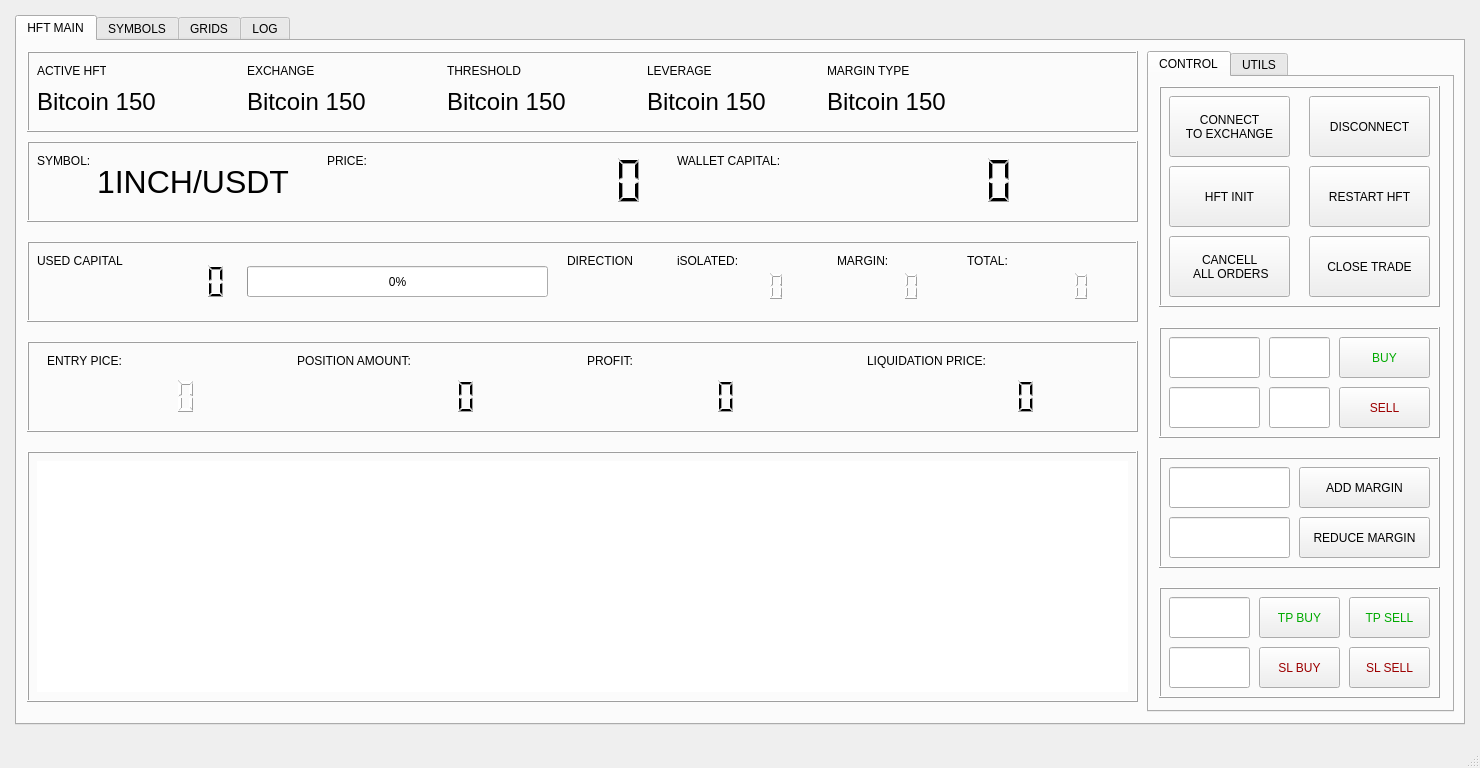
First picture: the form in main2.ui, repository ShabbirHasan1/hft_python, before the edit.
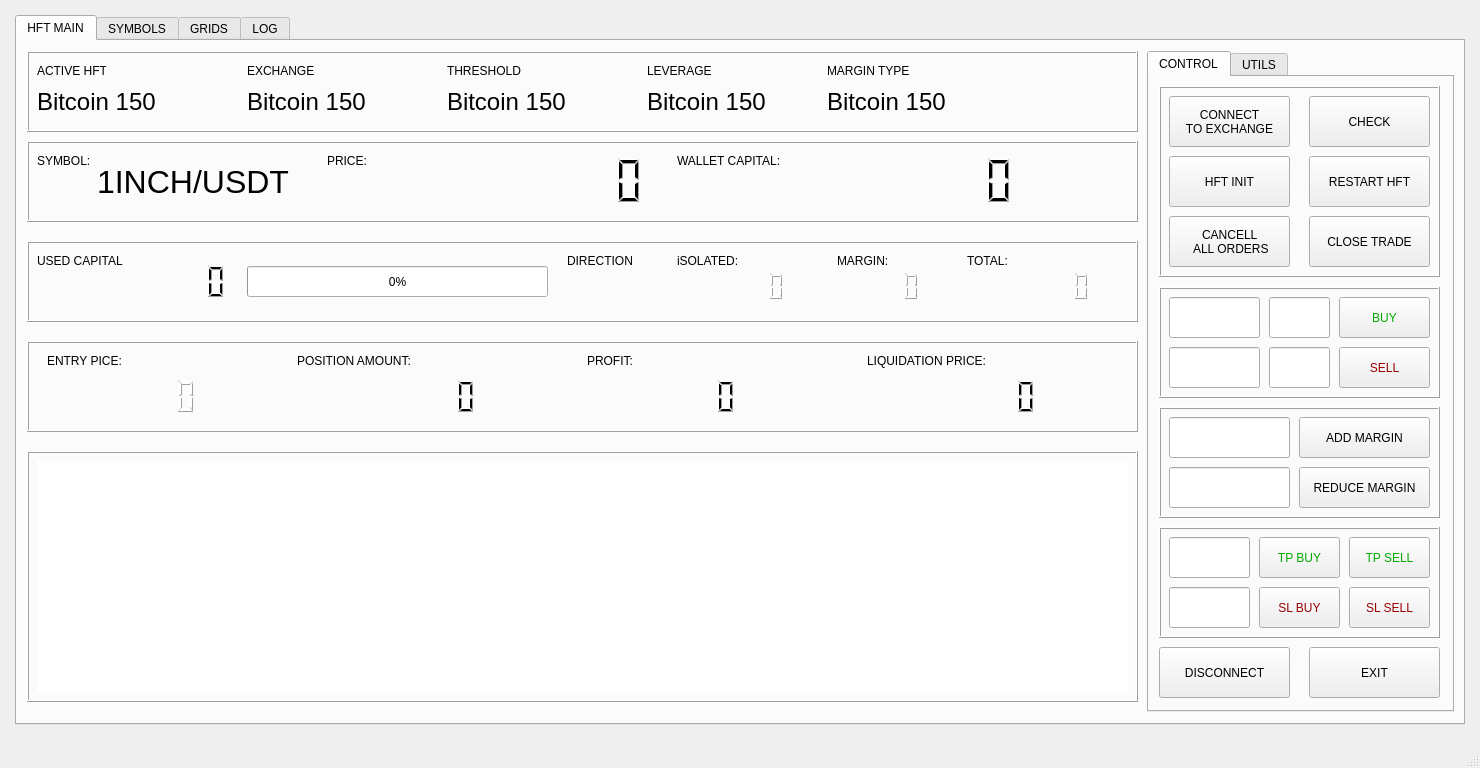
Second picture: the form after the edit.

Diff of the .ui file:
```diff
--- a/main2.ui
+++ b/main2.ui
@@ -783,7 +783,7 @@
            <property name="geometry">
             <rect>
              <x>10</x>
-             <y>250</y>
+             <y>210</y>
              <width>281</width>
              <height>111</height>
             </rect>
@@ -924,7 +924,7 @@
              <x>10</x>
              <y>9</y>
              <width>281</width>
-             <height>221</height>
+             <height>191</height>
             </rect>
            </property>
            <property name="frameShape">
@@ -939,7 +939,7 @@
               <x>10</x>
               <y>10</y>
               <width>121</width>
-              <height>61</height>
+              <height>51</height>
              </rect>
             </property>
             <property name="text">
@@ -950,7 +950,7 @@
              <bool>false</bool>
             </property>
            </widget>
-           <widget class="QPushButton" name="disconnectButton">
+           <widget class="QPushButton" name="checkButton">
             <property name="enabled">
              <bool>true</bool>
             </property>
@@ -959,11 +959,11 @@
               <x>150</x>
               <y>10</y>
               <width>121</width>
-              <height>61</height>
+              <height>51</height>
              </rect>
             </property>
             <property name="text">
-             <string>DISCONNECT</string>
+             <string>CHECK</string>
             </property>
            </widget>
            <widget class="QPushButton" name="hftrestartButton">
@@ -973,9 +973,9 @@
             <property name="geometry">
              <rect>
               <x>150</x>
-              <y>80</y>
+              <y>70</y>
               <width>121</width>
-              <height>61</height>
+              <height>51</height>
              </rect>
             </property>
             <property name="text">
@@ -989,9 +989,9 @@
             <property name="geometry">
              <rect>
               <x>10</x>
-              <y>80</y>
+              <y>70</y>
               <width>121</width>
-              <height>61</height>
+              <height>51</height>
              </rect>
             </property>
             <property name="text">
@@ -1005,9 +1005,9 @@
             <property name="geometry">
              <rect>
               <x>10</x>
-              <y>150</y>
+              <y>130</y>
               <width>121</width>
-              <height>61</height>
+              <height>51</height>
              </rect>
             </property>
             <property name="text">
@@ -1022,9 +1022,9 @@
             <property name="geometry">
              <rect>
               <x>150</x>
-              <y>150</y>
+              <y>130</y>
               <width>121</width>
-              <height>61</height>
+              <height>51</height>
              </rect>
             </property>
             <property name="styleSheet">
@@ -1039,7 +1039,7 @@
            <property name="geometry">
             <rect>
              <x>10</x>
-             <y>380</y>
+             <y>330</y>
              <width>281</width>
              <height>111</height>
             </rect>
@@ -1126,7 +1126,7 @@
            <property name="geometry">
             <rect>
              <x>10</x>
-             <y>510</y>
+             <y>450</y>
              <width>281</width>
              <height>111</height>
             </rect>
@@ -1249,6 +1249,32 @@
             </property>
            </widget>
           </widget>
+          <widget class="QPushButton" name="disconnectButton">
+           <property name="geometry">
+            <rect>
+             <x>10</x>
+             <y>570</y>
+             <width>131</width>
+             <height>51</height>
+            </rect>
+           </property>
+           <property name="text">
+            <string>DISCONNECT</string>
+           </property>
+          </widget>
+          <widget class="QPushButton" name="pushButton_5">
+           <property name="geometry">
+            <rect>
+             <x>160</x>
+             <y>570</y>
+             <width>131</width>
+             <height>51</height>
+            </rect>
+           </property>
+           <property name="text">
+            <string>EXIT</string>
+           </property>
+          </widget>
          </widget>
          <widget class="QWidget" name="tab_3">
           <attribute name="title">
```
